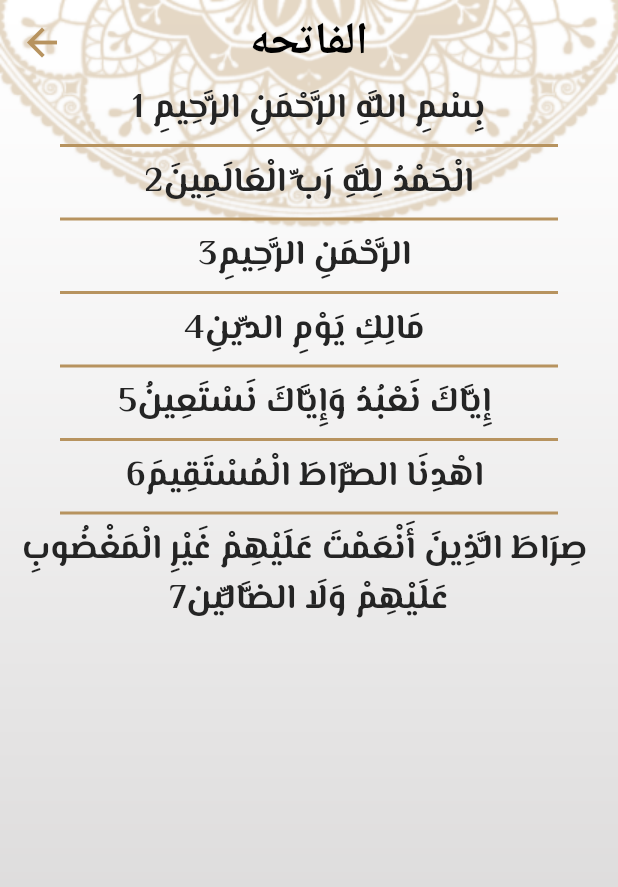
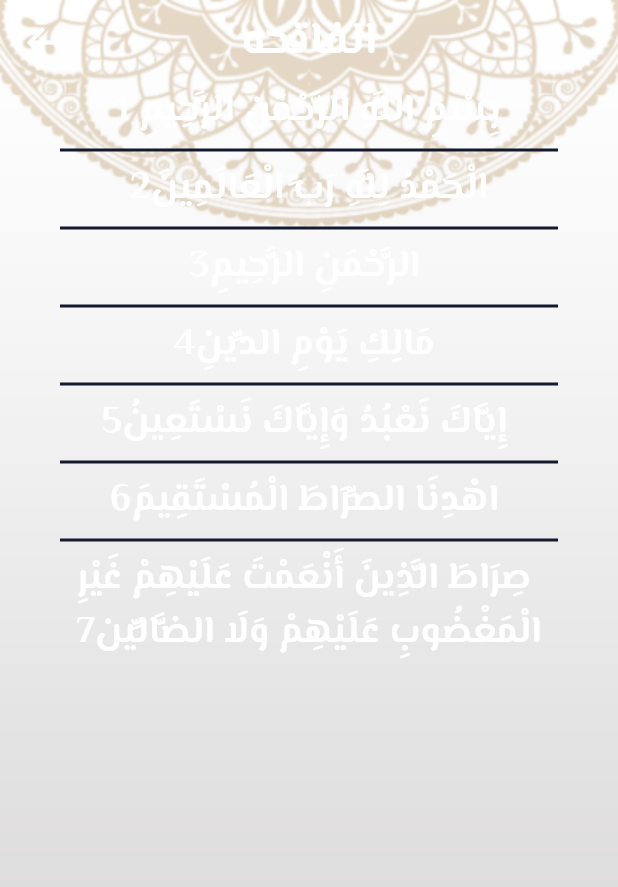
Before and after one commit to helmysherif/islami-app, a Flutter app: the screen it shows after launch, after a tap on "الفاتحه", on a phone screen of 412 x 824 dp. Shown: the top 887 px of the screen. Run offline on Flutter 3.47's test engine with Material 3 defaults, Android fonts, the phone set to English and light mode, and no system bars; our stand-ins replace google_fonts.

Commit message:
add themes in my theme file

```diff
--- a/lib/main.dart
+++ b/lib/main.dart
@@ -14,7 +14,8 @@ class MyApp extends StatelessWidget {
       initialRoute: SplashScreen.routeName,
       routes: appRoutes,
       theme: MyThemeData.lightTheme,
-      darkTheme: MyThemeData.darkTheme
+      darkTheme: MyThemeData.darkTheme,
+      themeMode: ThemeMode.dark,
     );
   }
 }
--- a/lib/my_themes.dart
+++ b/lib/my_themes.dart
@@ -2,6 +2,8 @@ import 'package:flutter/material.dart';
 import 'package:google_fonts/google_fonts.dart';
 class MyThemeData{
   static const Color lightColor = Color(0xffB7935F);
+  static const Color darkColor = Color(0xff141A2E);
+  static const Color yellowColor = Color(0xffFACC1D);
   static ThemeData lightTheme = ThemeData(
     scaffoldBackgroundColor: Colors.transparent,
     primaryColor: lightColor,
@@ -15,7 +17,7 @@ class MyThemeData{
       )
     ),
     textTheme: TextTheme(
-      bodySmall: const TextStyle(
+      bodySmall: GoogleFonts.elMessiri(
         fontSize: 20,
         fontWeight: FontWeight.bold,
         color: lightColor
@@ -23,9 +25,9 @@ class MyThemeData{
       bodyMedium: GoogleFonts.elMessiri(
         fontSize: 25,
         fontWeight: FontWeight.bold,
-        color: lightColor
+        color: Colors.black54
       ),
-      bodyLarge: const TextStyle(
+      bodyLarge: GoogleFonts.elMessiri(
         fontSize: 30,
         fontWeight: FontWeight.bold,
         color: Colors.black
@@ -43,13 +45,71 @@ class MyThemeData{
       unselectedLabelStyle: TextStyle(
           color: Colors.white
       )
+    ),
+    colorScheme: ColorScheme(
+      primary: lightColor,
+      onPrimary: Colors.black54,
+      secondary: Colors.grey.shade300,
+      onSecondary: Colors.black,
+      error: Colors.red,
+      onError: Colors.white,
+      surface: Colors.white,
+      onSurface: Colors.black54,
+      brightness:Brightness.light
     )
   );
   static ThemeData darkTheme = ThemeData(
-    appBarTheme: const AppBarTheme(
-      backgroundColor: Colors.transparent,
-      elevation: 0,
-      centerTitle: true
-    )
+      scaffoldBackgroundColor: Colors.transparent,
+      primaryColor: darkColor,
+      appBarTheme: const AppBarTheme(
+          backgroundColor: Colors.transparent,
+          elevation: 0,
+          centerTitle: true,
+          iconTheme: IconThemeData(
+              color: Colors.white,
+              size: 30
+          )
+      ),
+      textTheme: TextTheme(
+        bodySmall: GoogleFonts.elMessiri(
+            fontSize: 20,
+            fontWeight: FontWeight.bold,
+            color: yellowColor
+        ),
+        bodyMedium: GoogleFonts.elMessiri(
+            fontSize: 25,
+            fontWeight: FontWeight.bold,
+            color: Colors.white
+        ),
+        bodyLarge: GoogleFonts.elMessiri(
+            fontSize: 30,
+            fontWeight: FontWeight.bold,
+            color: Colors.white
+        ),
+      ),
+      colorScheme: const ColorScheme(
+          primary: darkColor,
+          onPrimary: Colors.white,
+          secondary: yellowColor,
+          onSecondary: Colors.white,
+          error: Colors.red,
+          onError: Colors.white,
+          surface: darkColor,
+          onSurface: yellowColor,
+          brightness:Brightness.dark
+      ),
+      bottomNavigationBarTheme: const BottomNavigationBarThemeData(
+          backgroundColor: darkColor,
+          type: BottomNavigationBarType.shifting,
+          selectedItemColor: yellowColor,
+          selectedLabelStyle: TextStyle(
+              color: yellowColor,
+              fontSize: 17
+          ),
+          unselectedItemColor: Colors.white,
+          unselectedLabelStyle: TextStyle(
+              color: darkColor
+          )
+      )
   );
 }
--- a/lib/screens/hadith.dart
+++ b/lib/screens/hadith.dart
@@ -38,7 +38,7 @@ class _HadithScreenState extends State<HadithScreen> {
                   },
                   child: Text(
                     allhadith[index].title,
-                    style: Theme.of(context).textTheme.bodyMedium!.copyWith(color:Colors.black),
+                    style: Theme.of(context).textTheme.bodyMedium!.copyWith(fontSize: 20),
                     textAlign: TextAlign.center,
                   ),
                 );
--- a/lib/screens/hadith_details.dart
+++ b/lib/screens/hadith_details.dart
@@ -10,7 +10,10 @@ class HadithDetails extends StatelessWidget {
     return Container(
       decoration: const BoxDecoration(
         image: DecorationImage(
-           image: AssetImage("assets/images/bg3.png"),
+           image: AssetImage(
+             // "assets/images/bg3.png"
+             "assets/images/dark_bg.png",
+           ),
            fit: BoxFit.fill
         )
       ),
--- a/lib/screens/home_screen.dart
+++ b/lib/screens/home_screen.dart
@@ -11,7 +11,7 @@ class HomeScreen extends StatefulWidget {
 }
 class _HomeScreenState extends State<HomeScreen> {
   int index = 0;
-  List<Widget> tabs =  [QuranScreen() , HadithScreen() , const SebihaScreen() , const RadioScreen()];
+  List<Widget> tabs =  [QuranScreen() , const HadithScreen() , const SebihaScreen() , const RadioScreen()];
   @override
   Widget build(BuildContext context) {
     return SafeArea(
@@ -20,7 +20,8 @@ class _HomeScreenState extends State<HomeScreen> {
           SizedBox(
             width: double.infinity,
             child: Image.asset(
-              "assets/images/bg3.png",
+              // "assets/images/bg3.png",
+              "assets/images/dark_bg.png",
               fit: BoxFit.fill,
             ),
           ),
--- a/lib/screens/quran_screen.dart
+++ b/lib/screens/quran_screen.dart
@@ -292,7 +292,7 @@ class QuranScreen extends StatelessWidget {
                       Expanded(
                         child: Text(
                           suraNames[index] ,
-                          style: Theme.of(context).textTheme.bodyMedium,
+                          style: Theme.of(context).textTheme.bodyMedium!.copyWith(fontSize: 20),
                           textAlign: TextAlign.center
                       )),
                       Container(
@@ -304,7 +304,7 @@ class QuranScreen extends StatelessWidget {
                       Expanded(
                         child: Text(
                           "${suraNumbers[index]}",
-                          style: Theme.of(context).textTheme.bodyMedium,
+                          style: Theme.of(context).textTheme.bodyMedium!.copyWith(fontSize: 20),
                           textAlign: TextAlign.center
                       )),
                     ],
--- a/lib/screens/sura_details.dart
+++ b/lib/screens/sura_details.dart
@@ -41,10 +41,7 @@ class _SuraDetailsState extends State<SuraDetails> {
                 child: Text(
                   "${verses[index]}${index + 1}",
                   textAlign:TextAlign.center,
-                  style: GoogleFonts.elMessiri(
-                    fontSize: 23,
-                    color: const Color(0xff242424)
-                  ),
+                  style: Theme.of(context).textTheme.bodyMedium,
                 ),
               )
             );
```
